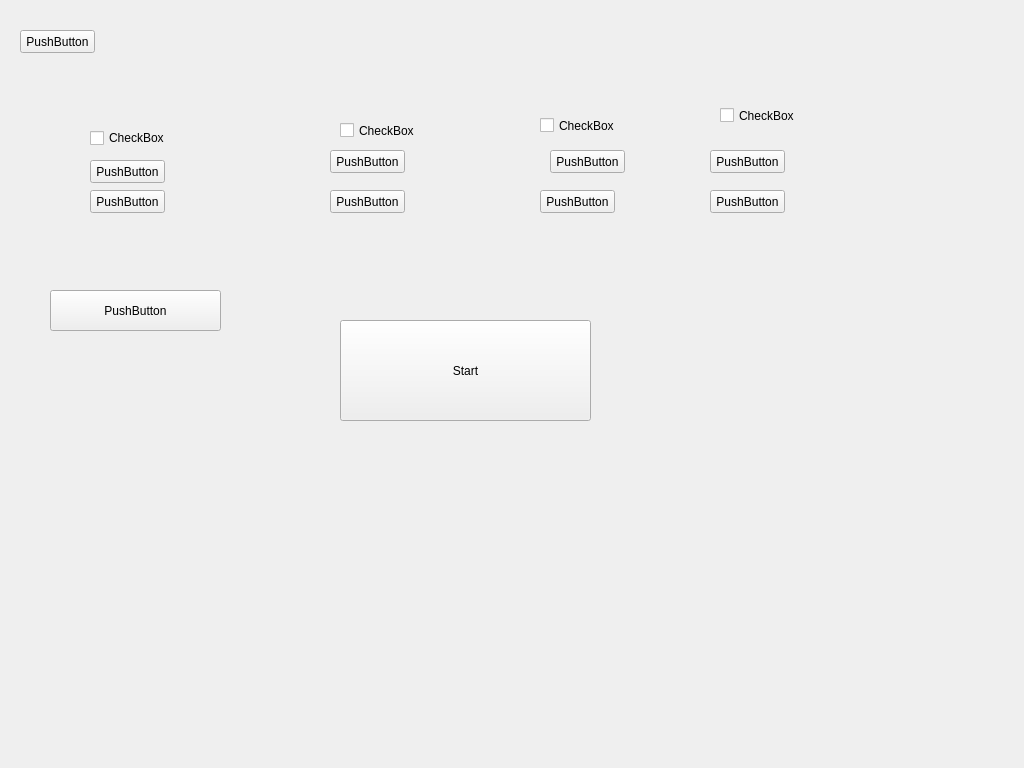
This is gamepreparationinterface.ui in ftygu/AdvancedLanguageProgramming2-2 as Qt 5 draws it before an edit. The edited form follows.
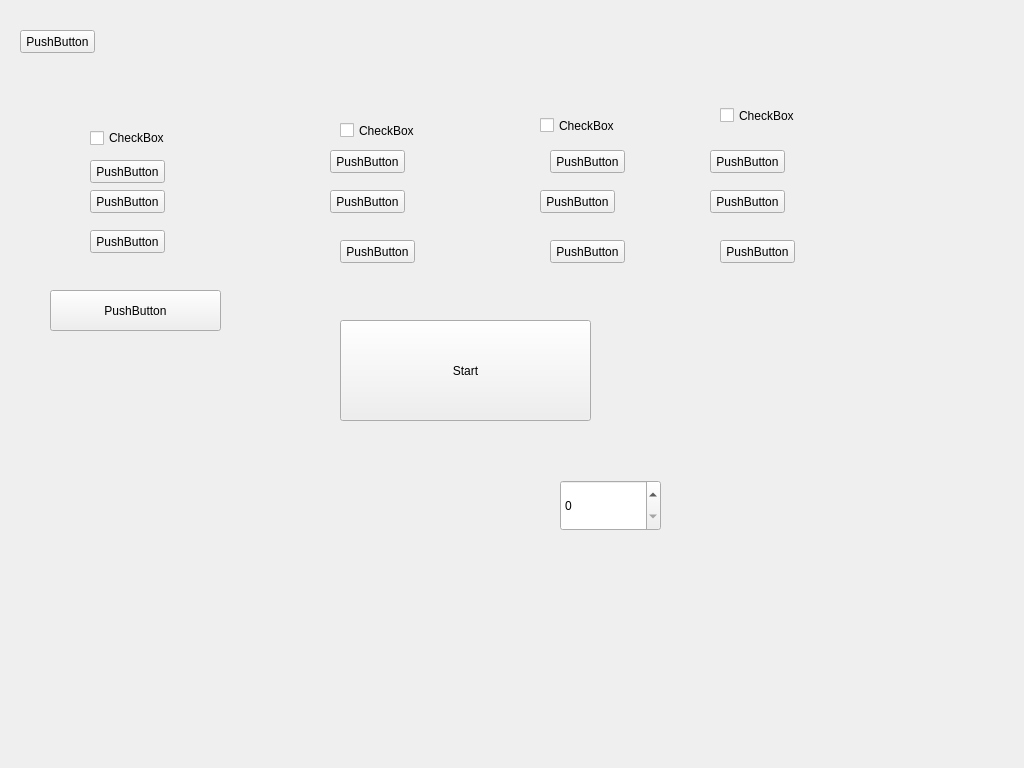
This is the edited form.

Patch:
```diff
--- a/gamepreparationinterface.ui
+++ b/gamepreparationinterface.ui
@@ -208,6 +208,68 @@
     <string>PushButton</string>
    </property>
   </widget>
+  <widget class="QSpinBox" name="spinBox">
+   <property name="geometry">
+    <rect>
+     <x>560</x>
+     <y>480</y>
+     <width>101</width>
+     <height>51</height>
+    </rect>
+   </property>
+  </widget>
+  <widget class="QPushButton" name="pushButton_12">
+   <property name="geometry">
+    <rect>
+     <x>90</x>
+     <y>230</y>
+     <width>75</width>
+     <height>23</height>
+    </rect>
+   </property>
+   <property name="text">
+    <string>PushButton</string>
+   </property>
+  </widget>
+  <widget class="QPushButton" name="pushButton_13">
+   <property name="geometry">
+    <rect>
+     <x>340</x>
+     <y>240</y>
+     <width>75</width>
+     <height>23</height>
+    </rect>
+   </property>
+   <property name="text">
+    <string>PushButton</string>
+   </property>
+  </widget>
+  <widget class="QPushButton" name="pushButton_14">
+   <property name="geometry">
+    <rect>
+     <x>550</x>
+     <y>240</y>
+     <width>75</width>
+     <height>23</height>
+    </rect>
+   </property>
+   <property name="text">
+    <string>PushButton</string>
+   </property>
+  </widget>
+  <widget class="QPushButton" name="pushButton_15">
+   <property name="geometry">
+    <rect>
+     <x>720</x>
+     <y>240</y>
+     <width>75</width>
+     <height>23</height>
+    </rect>
+   </property>
+   <property name="text">
+    <string>PushButton</string>
+   </property>
+  </widget>
  </widget>
  <resources/>
  <connections/>
```
